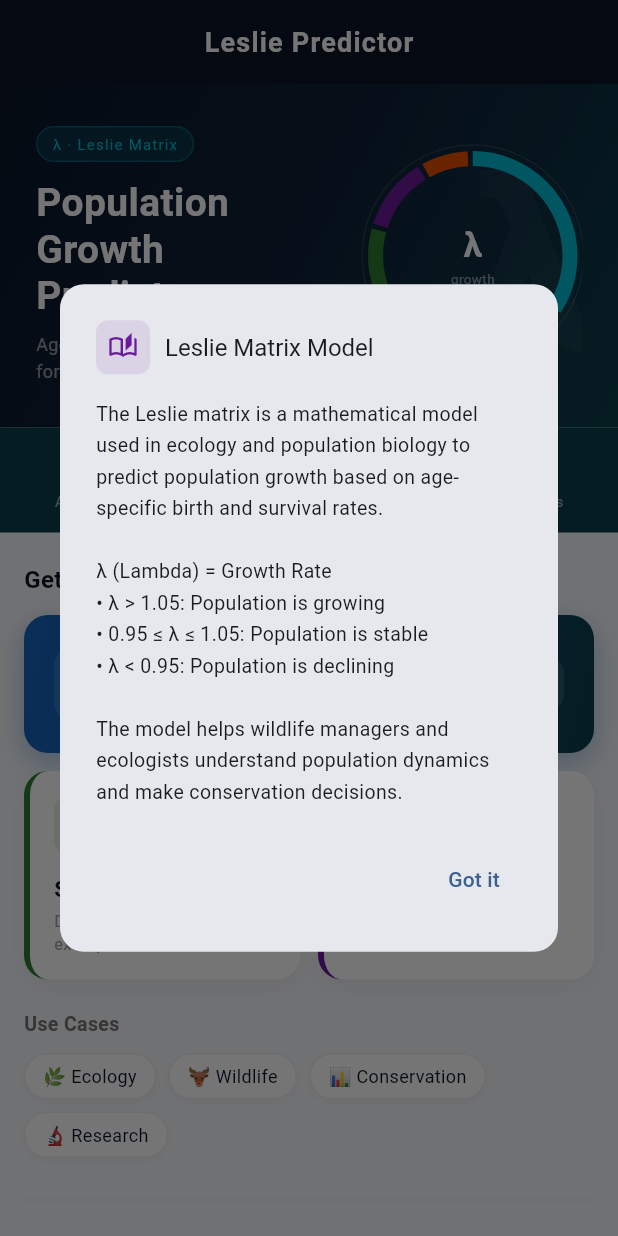
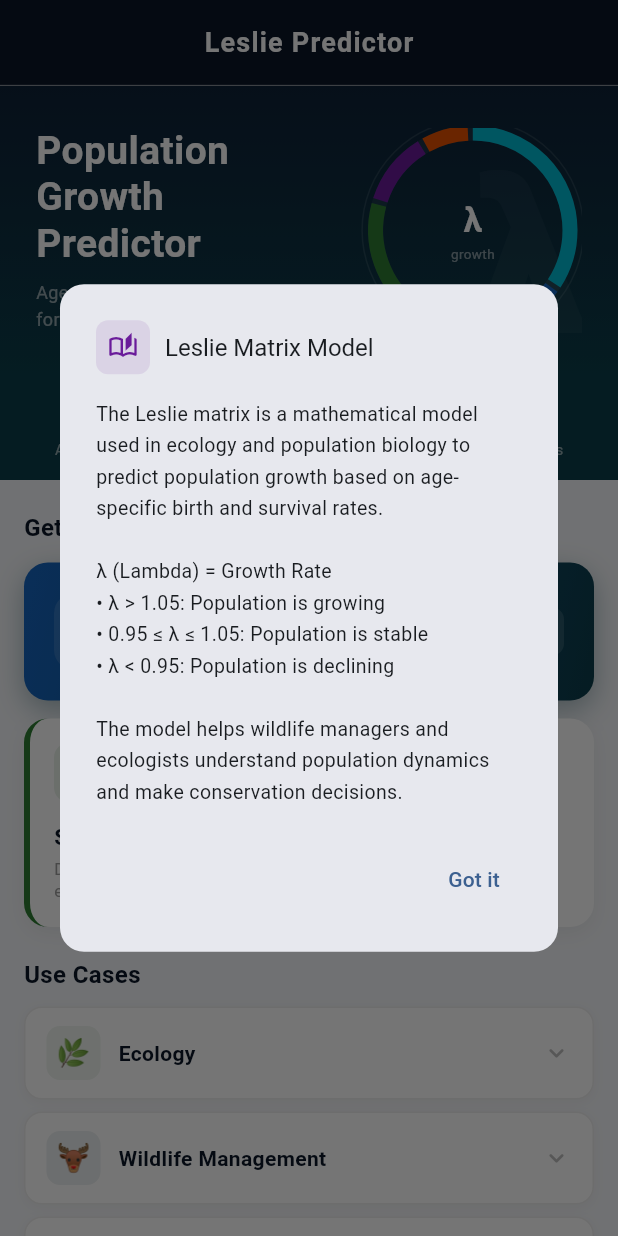
Before and after one commit to itxmal03/leslie-population-predictor, a Flutter app: the screen it shows after launch, after a tap on "About", on a phone screen of 412 x 824 dp. Run offline on Flutter 3.47's test engine with Material 3 defaults, Android fonts, the phone set to English and light mode, and no system bars; our stand-ins replace fl_chart, screenshot; missing offline and left inert: image_gallery_saver_plus.

Commit message:
added animation in donut and set use cases tiles properly

```diff
--- a/lib/screens/home_screen.dart
+++ b/lib/screens/home_screen.dart
@@ -1,9 +1,40 @@
+import 'dart:math';
 import 'package:flutter/material.dart';
 import 'package:leslie_predictor/viewmodels/input_form_viewmodel.dart';
 import 'package:provider/provider.dart';
 
-class HomeScreen extends StatelessWidget {
+class HomeScreen extends StatefulWidget {
   const HomeScreen({Key? key}) : super(key: key);
+
+  @override
+  State<HomeScreen> createState() => _HomeScreenState();
+}
+
+class _HomeScreenState extends State<HomeScreen>
+    with SingleTickerProviderStateMixin {
+  late AnimationController _donutController;
+  late Animation<double> _donutAnimation;
+
+  @override
+  void initState() {
+    super.initState();
+    _donutController = AnimationController(
+      duration: const Duration(milliseconds: 1800),
+      vsync: this,
+    );
+    _donutAnimation = CurvedAnimation(
+      parent: _donutController,
+      curve: Curves.easeOutCubic,
+    );
+    // Start rotating as soon as screen loads
+    _donutController.forward();
+  }
+
+  @override
+  void dispose() {
+    _donutController.dispose();
+    super.dispose();
+  }
 
   @override
   Widget build(BuildContext context) {
@@ -21,6 +52,10 @@ class HomeScreen extends StatelessWidget {
             fontWeight: FontWeight.bold,
             letterSpacing: 0.8,
           ),
+        ),
+        bottom: PreferredSize(
+          preferredSize: const Size.fromHeight(1),
+          child: Container(height: 1, color: Colors.white.withOpacity(0.08)),
         ),
       ),
       body: SingleChildScrollView(
@@ -71,9 +106,7 @@ class HomeScreen extends StatelessWidget {
                     ],
                   ),
                   const SizedBox(height: 20),
-                  _buildInfoStrip(),
-                  const SizedBox(height: 20),
-                  _buildBottomBranding(),
+                  _buildUseCasesSection(),
                   const SizedBox(height: 24),
                 ],
               ),
@@ -90,14 +123,13 @@ class HomeScreen extends StatelessWidget {
       padding: const EdgeInsets.fromLTRB(24, 28, 24, 28),
       decoration: const BoxDecoration(
         gradient: LinearGradient(
-          begin: Alignment.topLeft,
-          end: Alignment.bottomRight,
-          colors: [Color(0xFF0A1628), Color(0xFF0D2137), Color(0xFF0B3D4A)],
+          begin: Alignment.topCenter,
+          end: Alignment.bottomCenter,
+          colors: [Color(0xFF0D2137), Color(0xFF0B3D4A)],
         ),
       ),
       child: Stack(
         children: [
-          // Faded lambda background
           Positioned(
             right: -10,
             top: -20,
@@ -110,7 +142,6 @@ class HomeScreen extends StatelessWidget {
               ),
             ),
           ),
-
           Row(
             children: [
               Expanded(
@@ -118,28 +149,6 @@ class HomeScreen extends StatelessWidget {
                 child: Column(
                   crossAxisAlignment: CrossAxisAlignment.start,
                   children: [
-                    Container(
-                      padding: const EdgeInsets.symmetric(
-                        horizontal: 10,
-                        vertical: 4,
-                      ),
-                      decoration: BoxDecoration(
-                        color: const Color(0xFF00BCD4).withOpacity(0.15),
-                        borderRadius: BorderRadius.circular(20),
-                        border: Border.all(
-                          color: const Color(0xFF00BCD4).withOpacity(0.3),
-                        ),
-                      ),
-                      child: const Text(
-                        'λ · Leslie Matrix',
-                        style: TextStyle(
-                          fontSize: 10,
-                          color: Color(0xFF00BCD4),
-                          letterSpacing: 0.8,
-                        ),
-                      ),
-                    ),
-                    const SizedBox(height: 12),
                     const Text(
                       'Population\nGrowth\nPredictor',
                       style: TextStyle(
@@ -161,9 +170,7 @@ class HomeScreen extends StatelessWidget {
                   ],
                 ),
               ),
-
-              // Decorative donut chart
-              Expanded(flex: 2, child: _buildDecorativeDonut()),
+              Expanded(flex: 2, child: _buildAnimatedDonut()),
             ],
           ),
         ],
@@ -171,12 +178,18 @@ class HomeScreen extends StatelessWidget {
     );
   }
 
-  Widget _buildDecorativeDonut() {
+  Widget _buildAnimatedDonut() {
     return SizedBox(
       width: 110,
       height: 110,
-      child: CustomPaint(
-        painter: _DonutPainter(),
+      child: AnimatedBuilder(
+        animation: _donutAnimation,
+        builder: (context, child) {
+          return CustomPaint(
+            painter: _DonutPainter(progress: _donutAnimation.value),
+            child: child,
+          );
+        },
         child: Center(
           child: Column(
             mainAxisAlignment: MainAxisAlignment.center,
@@ -263,7 +276,7 @@ class HomeScreen extends StatelessWidget {
           borderRadius: BorderRadius.circular(16),
           boxShadow: [
             BoxShadow(
-              color: const Color(0xFF1565C0).withOpacity(0.35),
+              color: const Color(0xFF0B3D4A).withOpacity(0.35),
               blurRadius: 16,
               offset: const Offset(0, 6),
             ),
@@ -384,77 +397,52 @@ class HomeScreen extends StatelessWidget {
     );
   }
 
-  Widget _buildInfoStrip() {
-    final tags = [
-      '🌿 Ecology',
-      '🦌 Wildlife',
-      '📊 Conservation',
-      '🔬 Research',
+  Widget _buildUseCasesSection() {
+    final useCases = [
+      _UseCaseItem(
+        emoji: '🌿',
+        title: 'Ecology',
+        description:
+            'Model ecosystems and understand how species populations shift across seasons, habitats, and environmental pressures.',
+        color: const Color(0xFF2E7D32),
+      ),
+      _UseCaseItem(
+        emoji: '🦌',
+        title: 'Wildlife Management',
+        description:
+            'Track age-structured wildlife populations to guide hunting quotas, breeding programs, and reserve planning.',
+        color: const Color(0xFF0B3D4A),
+      ),
+      _UseCaseItem(
+        emoji: '📊',
+        title: 'Conservation',
+        description:
+            'Predict extinction risk and recovery trajectories for endangered species using real demographic data.',
+        color: const Color(0xFF1565C0),
+      ),
+      _UseCaseItem(
+        emoji: '🔬',
+        title: 'Research',
+        description:
+            'Use Leslie matrices as a standard tool in population biology papers to project multi-generational dynamics.',
+        color: const Color(0xFF6A1B9A),
+      ),
     ];
 
     return Column(
       crossAxisAlignment: CrossAxisAlignment.start,
       children: [
-        Text(
+        const Text(
           'Use Cases',
           style: TextStyle(
-            fontSize: 13,
-            fontWeight: FontWeight.w600,
-            color: Colors.grey.shade600,
+            fontSize: 16,
+            fontWeight: FontWeight.bold,
+            color: Color(0xFF0A1628),
           ),
         ),
         const SizedBox(height: 10),
-        Wrap(
-          spacing: 8,
-          runSpacing: 8,
-          children: tags.map((tag) {
-            return Container(
-              padding: const EdgeInsets.symmetric(horizontal: 12, vertical: 6),
-              decoration: BoxDecoration(
-                color: Colors.white,
-                borderRadius: BorderRadius.circular(20),
-                border: Border.all(color: Colors.grey.shade200),
-                boxShadow: [
-                  BoxShadow(
-                    color: Colors.black.withOpacity(0.04),
-                    blurRadius: 4,
-                    offset: const Offset(0, 2),
-                  ),
-                ],
-              ),
-              child: Text(
-                tag,
-                style: const TextStyle(fontSize: 12, color: Color(0xFF0A1628)),
-              ),
-            );
-          }).toList(),
-        ),
+        ...useCases.map((item) => _UseCaseTile(item: item)),
       ],
-    );
-  }
-
-  Widget _buildBottomBranding() {
-    return Center(
-      child: Column(
-        children: [
-          Divider(color: Colors.grey.shade200),
-          const SizedBox(height: 12),
-          Text(
-            'Powered by',
-            style: TextStyle(fontSize: 11, color: Colors.grey.shade400),
-          ),
-          const SizedBox(height: 4),
-          const Text(
-            'Al-Najaf IT Solutions',
-            style: TextStyle(
-              fontSize: 13,
-              fontWeight: FontWeight.w600,
-              color: Color(0xFF0B3D4A),
-              letterSpacing: 0.5,
-            ),
-          ),
-        ],
-      ),
     );
   }
 
@@ -516,7 +504,174 @@ class HomeScreen extends StatelessWidget {
   }
 }
 
+// ── Use Case Data Model ────────────────────────────────────────────────────
+
+class _UseCaseItem {
+  final String emoji;
+  final String title;
+  final String description;
+  final Color color;
+
+  const _UseCaseItem({
+    required this.emoji,
+    required this.title,
+    required this.description,
+    required this.color,
+  });
+}
+
+// ── Foldable Use Case Tile ─────────────────────────────────────────────────
+
+class _UseCaseTile extends StatefulWidget {
+  final _UseCaseItem item;
+  const _UseCaseTile({required this.item});
+
+  @override
+  State<_UseCaseTile> createState() => _UseCaseTileState();
+}
+
+class _UseCaseTileState extends State<_UseCaseTile>
+    with SingleTickerProviderStateMixin {
+  bool _expanded = false;
+  late AnimationController _controller;
+  late Animation<double> _expandAnimation;
+  late Animation<double> _rotateAnimation;
+
+  @override
+  void initState() {
+    super.initState();
+    _controller = AnimationController(
+      duration: const Duration(milliseconds: 250),
+      vsync: this,
+    );
+    _expandAnimation = CurvedAnimation(
+      parent: _controller,
+      curve: Curves.easeInOut,
+    );
+    _rotateAnimation = Tween<double>(
+      begin: 0,
+      end: 0.5,
+    ).animate(CurvedAnimation(parent: _controller, curve: Curves.easeInOut));
+  }
+
+  @override
+  void dispose() {
+    _controller.dispose();
+    super.dispose();
+  }
+
+  void _toggle() {
+    setState(() => _expanded = !_expanded);
+    _expanded ? _controller.forward() : _controller.reverse();
+  }
+
+  @override
+  Widget build(BuildContext context) {
+    return GestureDetector(
+      onTap: _toggle,
+      child: AnimatedContainer(
+        duration: const Duration(milliseconds: 250),
+        margin: const EdgeInsets.only(bottom: 8),
+        decoration: BoxDecoration(
+          color: Colors.white,
+          borderRadius: BorderRadius.circular(12),
+          border: Border.all(
+            color: _expanded
+                ? widget.item.color.withOpacity(0.3)
+                : Colors.grey.shade200,
+          ),
+          boxShadow: [
+            BoxShadow(
+              color: Colors.black.withOpacity(0.04),
+              blurRadius: 6,
+              offset: const Offset(0, 2),
+            ),
+          ],
+        ),
+        child: Column(
+          children: [
+            Padding(
+              padding: const EdgeInsets.symmetric(horizontal: 14, vertical: 12),
+              child: Row(
+                children: [
+                  Container(
+                    width: 36,
+                    height: 36,
+                    decoration: BoxDecoration(
+                      color: widget.item.color.withOpacity(0.08),
+                      borderRadius: BorderRadius.circular(9),
+                    ),
+                    child: Center(
+                      child: Text(
+                        widget.item.emoji,
+                        style: const TextStyle(fontSize: 18),
+                      ),
+                    ),
+                  ),
+                  const SizedBox(width: 12),
+                  Expanded(
+                    child: Text(
+                      widget.item.title,
+                      style: TextStyle(
+                        fontSize: 14,
+                        fontWeight: FontWeight.w600,
+                        color: _expanded
+                            ? widget.item.color
+                            : const Color(0xFF0A1628),
+                      ),
+                    ),
+                  ),
+                  RotationTransition(
+                    turns: _rotateAnimation,
+                    child: Icon(
+                      Icons.keyboard_arrow_down_rounded,
+                      color: _expanded
+                          ? widget.item.color
+                          : Colors.grey.shade400,
+                      size: 20,
+                    ),
+                  ),
+                ],
+              ),
+            ),
+            SizeTransition(
+              sizeFactor: _expandAnimation,
+              child: Container(
+                width: double.infinity,
+                padding: const EdgeInsets.fromLTRB(14, 0, 14, 14),
+                child: Column(
+                  crossAxisAlignment: CrossAxisAlignment.start,
+                  children: [
+                    Divider(
+                      height: 1,
+                      color: widget.item.color.withOpacity(0.15),
+                    ),
+                    const SizedBox(height: 10),
+                    Text(
+                      widget.item.description,
+                      style: TextStyle(
+                        fontSize: 12,
+                        color: Colors.grey.shade600,
+                        height: 1.6,
+                      ),
+                    ),
+                  ],
+                ),
+              ),
+            ),
+          ],
+        ),
+      ),
+    );
+  }
+}
+
+// ── Animated Donut Painter ─────────────────────────────────────────────────
+
 class _DonutPainter extends CustomPainter {
+  final double progress;
+  const _DonutPainter({required this.progress});
+
   @override
   void paint(Canvas canvas, Size size) {
     final center = Offset(size.width / 2, size.height / 2);
@@ -536,19 +691,33 @@ class _DonutPainter extends CustomPainter {
       ..strokeWidth = strokeWidth
       ..strokeCap = StrokeCap.butt;
 
-    double startAngle = -1.5708; // -90 degrees in radians
+    // Background track
+    final trackPaint = Paint()
+      ..style = PaintingStyle.stroke
+      ..strokeWidth = strokeWidth
+      ..color = Colors.white.withOpacity(0.06);
+    canvas.drawCircle(center, radius, trackPaint);
+
+    double startAngle = -pi / 2; // Start from top
+    final totalSweep = 2 * pi * progress;
+    double drawn = 0;
 
     for (final segment in segments) {
+      if (drawn >= totalSweep) break;
+      final segmentFull = segment.$1 * 2 * pi;
+      final segmentSweep = (segmentFull - 0.05).clamp(0.0, totalSweep - drawn);
+
       paint.color = segment.$2;
-      final sweepAngle = segment.$1 * 2 * 3.14159;
       canvas.drawArc(
         Rect.fromCircle(center: center, radius: radius),
         startAngle,
-        sweepAngle - 0.05,
+        segmentSweep,
         false,
         paint,
       );
-      startAngle += sweepAngle;
+
+      startAngle += segmentFull;
+      drawn += segmentFull;
     }
 
     // Outer glow ring
@@ -560,5 +729,5 @@ class _DonutPainter extends CustomPainter {
   }
 
   @override
-  bool shouldRepaint(covariant CustomPainter oldDelegate) => false;
+  bool shouldRepaint(_DonutPainter old) => old.progress != progress;
 }
```
